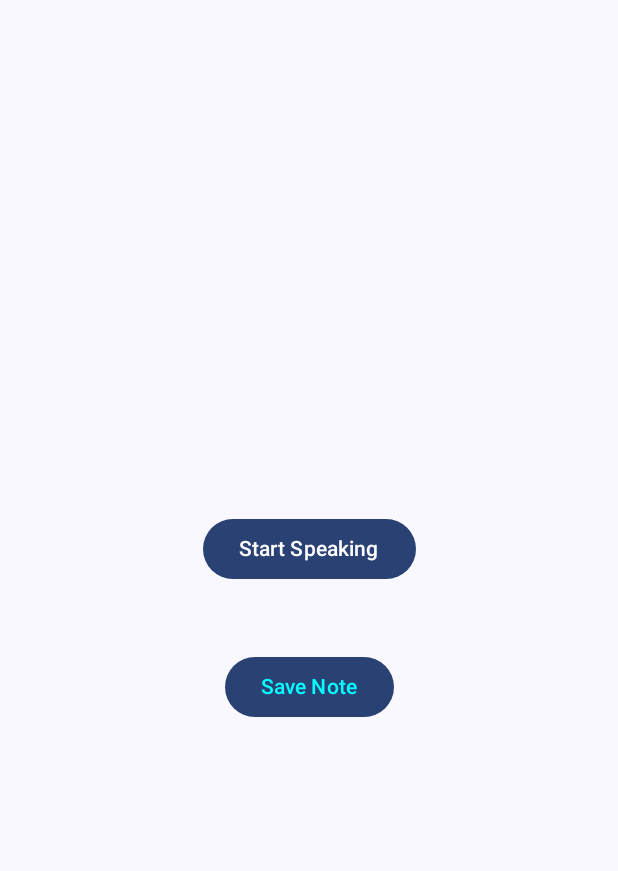
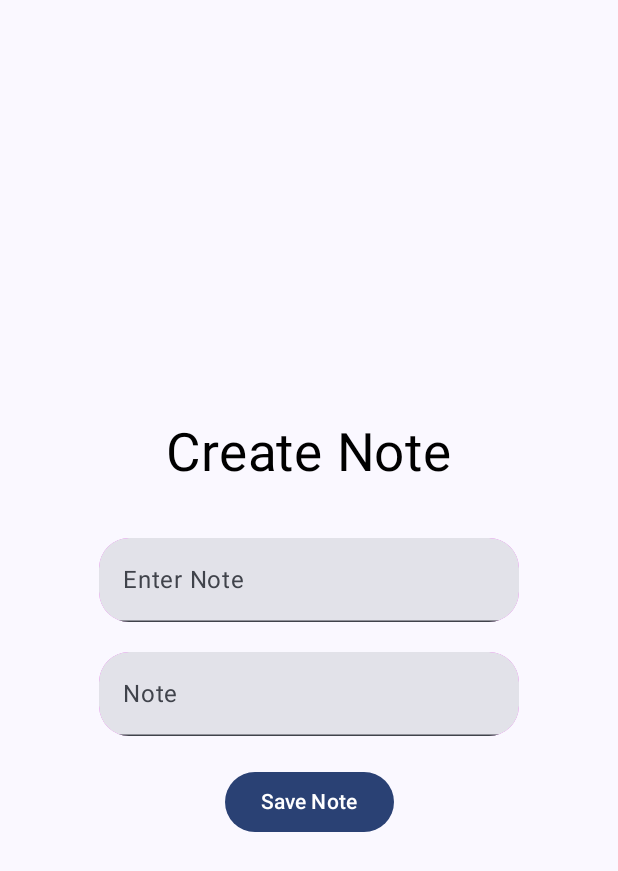
Before and after one commit to AngryMause/Note_Compose, an Android app built with Jetpack Compose: the CreateNoteScreen screen opened through its navigation route, on a phone screen of 412 x 824 dp. Shown: the top 871 px of the screen. Run offline under Robolectric (Android 15) with nearby library versions, the phone set to English and light mode, and no system bars; our stand-ins replace Dagger/Hilt's generated code, Room's generated code; 4 statements that could not run were skipped.

Commit message:
changed CreateNoteScreen.kt add function CreateNotesItem and SpeechItem

```diff
--- a/app/src/main/java/com/jindoblu/voicenote/activity/mainscreen/CreateNoteScreen.kt
+++ b/app/src/main/java/com/jindoblu/voicenote/activity/mainscreen/CreateNoteScreen.kt
@@ -6,14 +6,18 @@ import android.util.Log
 import androidx.activity.compose.BackHandler
 import androidx.activity.compose.rememberLauncherForActivityResult
 import androidx.activity.result.contract.ActivityResultContracts
+import androidx.compose.foundation.background
 import androidx.compose.foundation.layout.Arrangement
+import androidx.compose.foundation.layout.Box
 import androidx.compose.foundation.layout.Column
 import androidx.compose.foundation.layout.Spacer
 import androidx.compose.foundation.layout.fillMaxSize
 import androidx.compose.foundation.layout.height
 import androidx.compose.foundation.layout.padding
+import androidx.compose.foundation.shape.RoundedCornerShape
 import androidx.compose.material3.Button
 import androidx.compose.material3.Text
+import androidx.compose.material3.TextField
 import androidx.compose.runtime.Composable
 import androidx.compose.runtime.LaunchedEffect
 import androidx.compose.runtime.collectAsState
@@ -23,8 +27,11 @@ import androidx.compose.runtime.remember
 import androidx.compose.runtime.setValue
 import androidx.compose.ui.Alignment
 import androidx.compose.ui.Modifier
+import androidx.compose.ui.draw.clip
+import androidx.compose.ui.graphics.Brush
 import androidx.compose.ui.graphics.Color
 import androidx.compose.ui.platform.LocalContext
+import androidx.compose.ui.text.TextStyle
 import androidx.compose.ui.unit.dp
 import androidx.compose.ui.unit.sp
 import androidx.core.content.ContextCompat
@@ -34,6 +41,81 @@ import com.jindoblu.voicenote.data.model.room.NoteModel
 @Composable
 fun CreateNoteScreen(onBackClick: () -> Unit) {
     val viewModel: CreateNoteViewModel = hiltViewModel()
+    CreateNotesItem(onBackClick = { noteMOdel ->
+        viewModel.saveNote(
+            noteMOdel
+        )
+        onBackClick()
+    }
+
+    )
+//    SpeechItem(viewModel = viewModel, onBackClick = onBackClick)
+    BackHandler {
+        onBackClick()
+    }
+}
+
+@Composable
+fun CreateNotesItem(onBackClick: (NoteModel) -> Unit) {
+    val rainbowColors = listOf(
+        Color.Blue,
+        Color.Magenta,
+        Color.Black
+    )
+    var noteName by remember { mutableStateOf("") }
+    var note by remember { mutableStateOf("") }
+    val brush = remember {
+        Brush.linearGradient(
+            colors = rainbowColors
+        )
+    }
+    Column(
+        modifier = Modifier
+            .fillMaxSize(),
+        horizontalAlignment = Alignment.CenterHorizontally,
+        verticalArrangement = Arrangement.spacedBy(20.dp, Alignment.CenterVertically)
+    ) {
+        Text(
+            text = "Create Note",
+            color = Color.Black,
+            fontSize = 35.sp,
+            modifier = Modifier
+                .padding(16.dp)
+                .align(Alignment.CenterHorizontally)
+        )
+
+        TextField(
+            value = noteName, onValueChange = { noteName = it },
+            textStyle = TextStyle(brush = brush),
+            label = {
+                Text(text = "Enter Note")
+            },
+            modifier = Modifier
+                .clip(RoundedCornerShape(20.dp))
+                .background(Color.Magenta, shape = RoundedCornerShape(20.dp))
+        )
+        TextField(
+            value = note, onValueChange = { note = it },
+            textStyle = TextStyle(brush = brush),
+            label = {
+                Text(text = "Note", modifier = Modifier.align(Alignment.CenterHorizontally))
+            },
+            modifier = Modifier
+                .clip(RoundedCornerShape(20.dp))
+                .background(Color.Magenta, shape = RoundedCornerShape(20.dp))
+        )
+        Button(onClick = {
+            onBackClick(NoteModel(noteName = noteName, note = note))
+        }) {
+            Text(text = "Save Note", color = Color.White)
+        }
+    }
+
+}
+
+
+@Composable
+fun SpeechItem(viewModel: CreateNoteViewModel, onBackClick: () -> Unit) {
     val viewModelText = viewModel.speechText.collectAsState()
     val launcher = rememberLauncherForActivityResult(
         ActivityResultContracts.RequestPermission()
@@ -85,7 +167,4 @@ fun CreateNoteScreen(onBackClick: () -> Unit) {
 
 
     }
-    BackHandler {
-        onBackClick()
-    }
 }
--- a/app/src/main/java/com/jindoblu/voicenote/activity/noteScree/NoteListViewModel.kt
+++ b/app/src/main/java/com/jindoblu/voicenote/activity/noteScree/NoteListViewModel.kt
@@ -1,6 +1,5 @@
 package com.jindoblu.voicenote.activity.noteScree
 
-import android.util.Log
 import androidx.lifecycle.ViewModel
 import androidx.lifecycle.viewModelScope
 import com.jindoblu.voicenote.data.local.room.NoteDao
@@ -8,7 +7,6 @@ import com.jindoblu.voicenote.data.model.room.NoteModel
 import dagger.hilt.android.lifecycle.HiltViewModel
 import kotlinx.coroutines.Dispatchers
 import kotlinx.coroutines.flow.Flow
-import kotlinx.coroutines.flow.collectLatest
 import kotlinx.coroutines.launch
 import javax.inject.Inject
 
@@ -16,14 +14,6 @@ import javax.inject.Inject
 class NoteListViewModel @Inject constructor(
     private val noteDao: NoteDao
 ) : ViewModel() {
-
-    init {
-        viewModelScope.launch(Dispatchers.IO) {
-            noteDao.getAll().collectLatest { notes ->
-                Log.e("Test", "init notes: $notes")
-            }
-        }
-    }
 
     val noteDaos: Flow<List<NoteModel>> = noteDao.getAll()
 
--- a/app/src/main/java/com/jindoblu/voicenote/activity/noteScree/composeelement/NoteItem.kt
+++ b/app/src/main/java/com/jindoblu/voicenote/activity/noteScree/composeelement/NoteItem.kt
@@ -27,7 +27,7 @@ import androidx.compose.ui.unit.sp
 import com.jindoblu.voicenote.data.model.room.NoteModel
 
 @Composable
-fun NoteItem(note: NoteModel,deletedId:(Long)->Unit) {
+fun NoteItem(note: NoteModel, deletedId: (Long) -> Unit) {
     var isExpanded by remember {
         mutableStateOf(false)
     }
@@ -37,7 +37,7 @@ fun NoteItem(note: NoteModel,deletedId:(Long)->Unit) {
             .padding(16.dp)
     ) {
         if (isExpanded) {
-            NoteItemDescription(note = note, noteId = {id->
+            NoteItemDescription(note = note, noteId = { id ->
                 deletedId(id)
             })
         } else {
```
